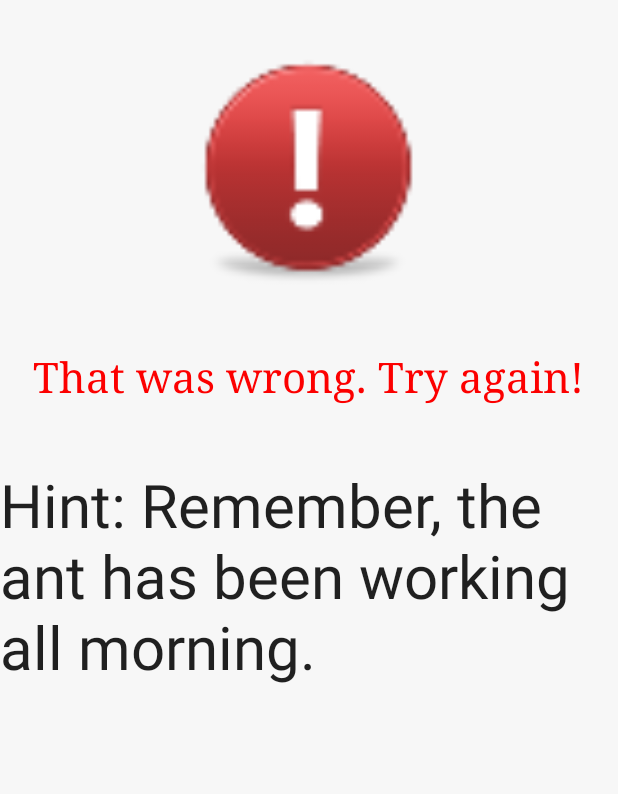
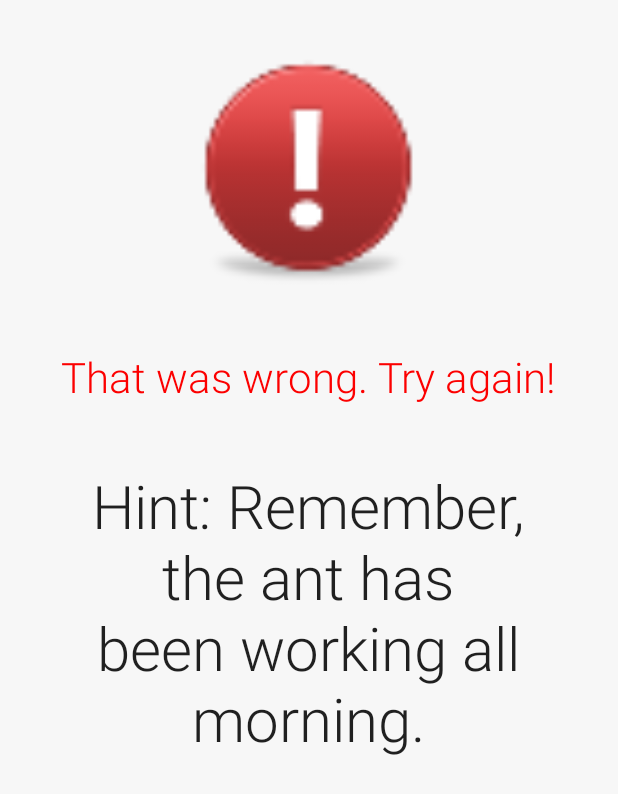
Before and after one commit to shantanu12/StoryTeller, an Android app: the layout hint1.xml on its own in the app's theme, with its tools: preview values and no code run, on a phone screen of 412 x 824 dp. Shown: the top 794 px of the screen. Run offline under Robolectric (Android 15) with nearby library versions, the phone set to English and light mode, and no system bars.

Commit message:
fixed hint1

```diff
--- a/app/src/main/res/layout/hint1.xml
+++ b/app/src/main/res/layout/hint1.xml
@@ -19,20 +19,26 @@
         android:textAppearance="?android:attr/textAppearanceLarge"
         android:text="That was wrong. Try again!"
         android:id="@+id/textView3"
-        android:layout_gravity="center_horizontal"
-        android:typeface="serif"
         android:textSize="28dp"
         android:textColor="#fc0000"
         android:paddingTop="20dp"
         android:paddingBottom="40dp"
-        android:textAlignment="center" />
+        android:textAlignment="center"
+        android:fontFamily="sans-serif-light"
+        android:typeface="sans"
+        android:layout_gravity="center"
+        android:gravity="center"/>
 
     <TextView
-        android:layout_width="wrap_content"
+        android:layout_width="350dp"
         android:layout_height="wrap_content"
         android:textAppearance="?android:attr/textAppearanceLarge"
         android:text="Hint: Remember, the ant has been working all morning."
         android:id="@+id/textView4"
-        android:layout_gravity="center_horizontal"
-        android:textSize="40dp" />
+        android:textSize="40dp"
+        android:fontFamily="sans-serif-light"
+        android:typeface="sans"
+        android:layout_gravity="center"
+        android:gravity="center"
+        />
 </LinearLayout>
```
